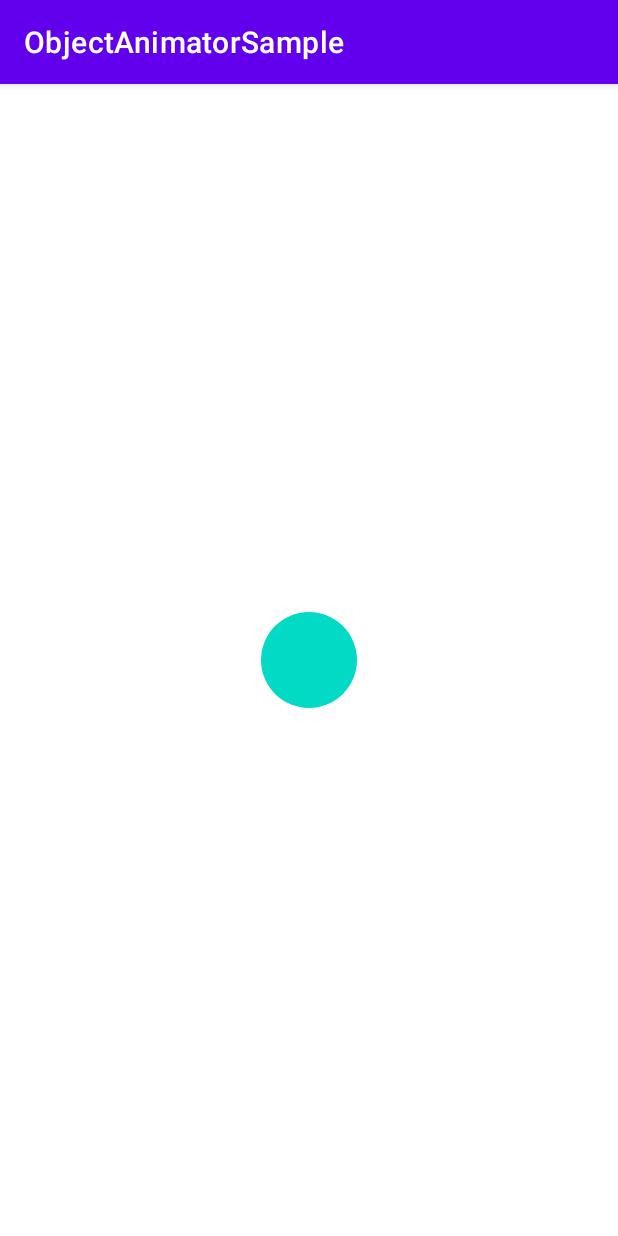
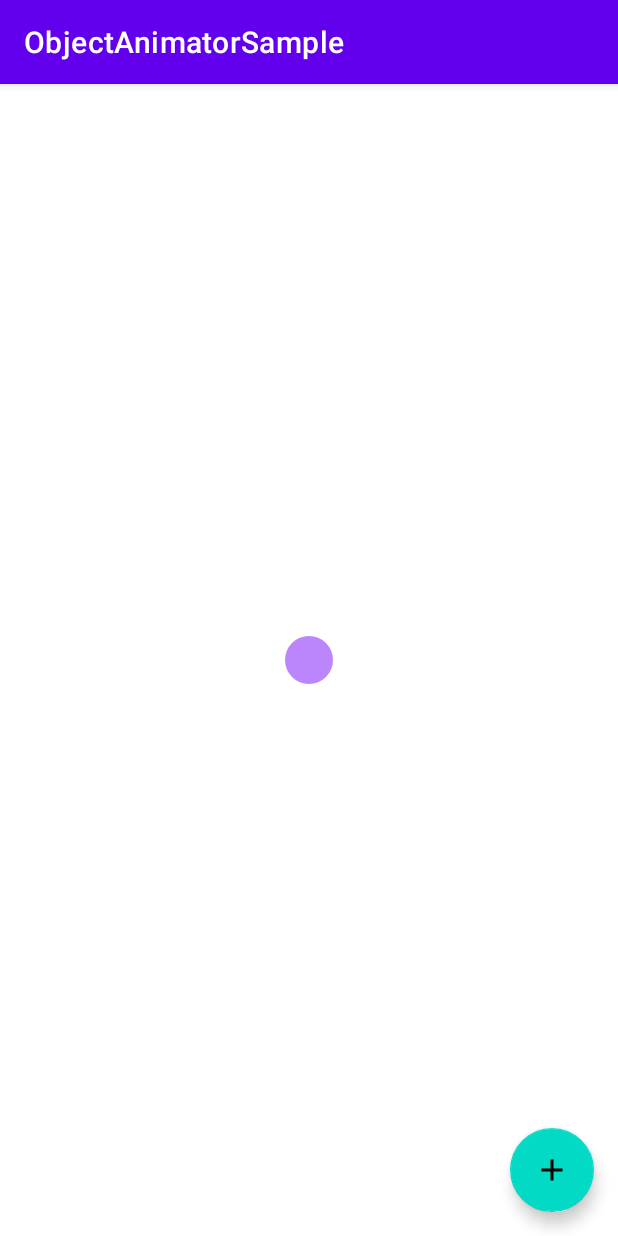
Before and after one commit to Kaito-Dogi/android-sample-object-animator, an Android app: the screen it shows after launch (MainActivity), on a phone screen of 412 x 824 dp. Run offline under Robolectric (Android 15) with nearby library versions, the phone set to English and light mode, and no system bars.

Commit message:
feat: 座標を追加するためのボタンを追加

```diff
--- a/app/src/main/res/drawable/circle_shape.xml
+++ b/app/src/main/res/drawable/circle_shape.xml
@@ -1,7 +1,5 @@
 <?xml version="1.0" encoding="utf-8"?>
 <shape xmlns:android="http://schemas.android.com/apk/res/android">
   <!-- Viewの角を丸くする -->
-  <corners android:radius="64dp" />
-  <!-- Viewの色を指定する -->
-  <solid android:color="@color/teal_200" />
+  <corners android:radius="32dp" />
 </shape>
--- /dev/null
+++ b/app/src/main/res/drawable/ic_baseline_add_24.xml
@@ -0,0 +1,5 @@
+<vector android:height="24dp" android:tint="#000000"
+    android:viewportHeight="24" android:viewportWidth="24"
+    android:width="24dp" xmlns:android="http://schemas.android.com/apk/res/android">
+    <path android:fillColor="@android:color/white" android:pathData="M19,13h-6v6h-2v-6H5v-2h6V5h2v6h6v2z"/>
+</vector>
--- a/app/src/main/res/layout/activity_main.xml
+++ b/app/src/main/res/layout/activity_main.xml
@@ -10,12 +10,24 @@
 
   <View
     android:id="@+id/circle"
-    android:layout_width="64dp"
-    android:layout_height="64dp"
+    android:layout_width="32dp"
+    android:layout_height="32dp"
     android:background="@drawable/circle_shape"
+    android:backgroundTint="@color/purple_200"
     app:layout_constraintBottom_toBottomOf="parent"
     app:layout_constraintEnd_toEndOf="parent"
     app:layout_constraintStart_toStartOf="parent"
     app:layout_constraintTop_toTopOf="parent"
     />
+
+  <com.google.android.material.floatingactionbutton.FloatingActionButton
+    android:id="@+id/add_button"
+    android:layout_width="wrap_content"
+    android:layout_height="wrap_content"
+    android:layout_margin="16dp"
+    android:contentDescription="add position"
+    app:layout_constraintBottom_toBottomOf="parent"
+    app:layout_constraintEnd_toEndOf="parent"
+    app:srcCompat="@drawable/ic_baseline_add_24"
+    />
 </androidx.constraintlayout.widget.ConstraintLayout>
```
